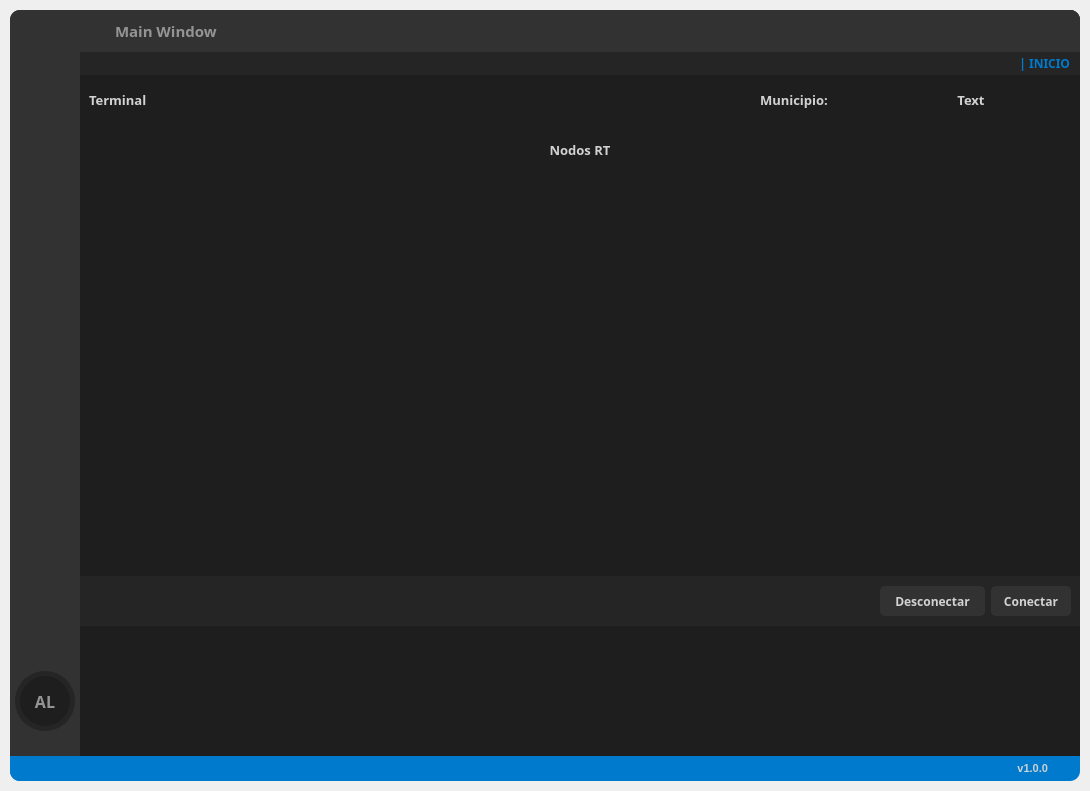
Old version of the form visuals/mainWindow.ui in the repository dariolggomez/NET-Simulator.
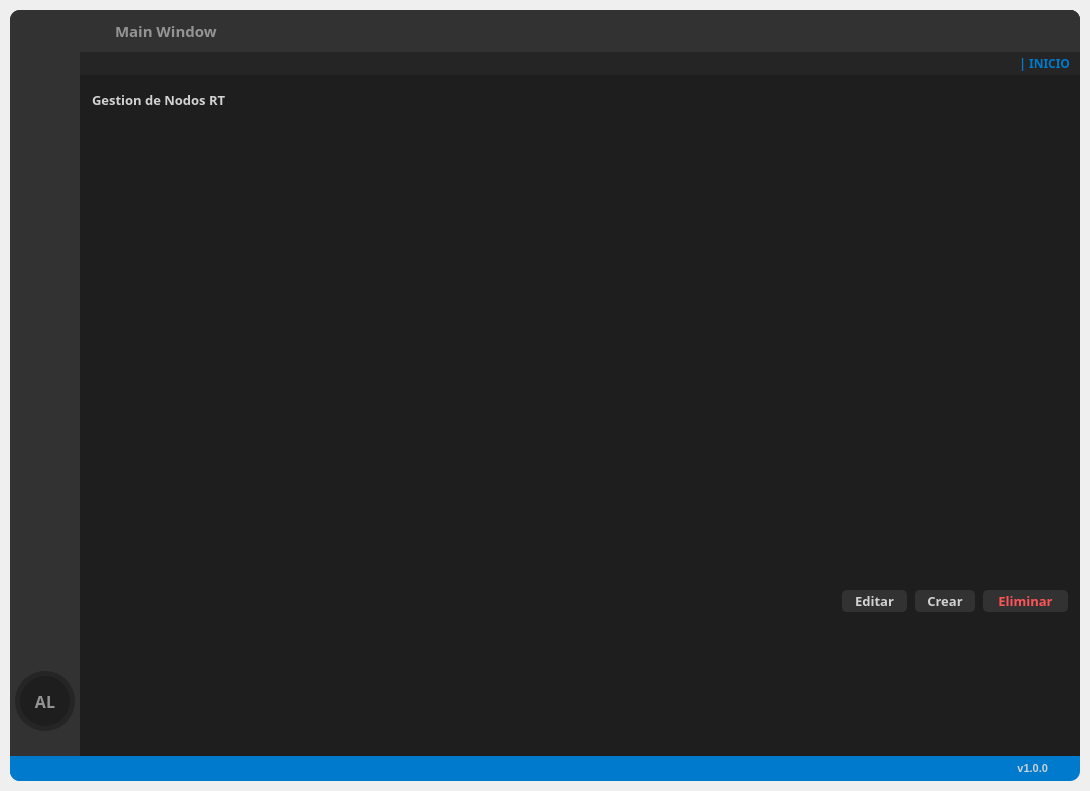
New version of the form. Icons and pictures are not drawn.

Commit message: ui updated for rt node management

Diff of the .ui file:
```diff
--- a/visuals/mainWindow.ui
+++ b/visuals/mainWindow.ui
@@ -1103,7 +1103,7 @@
 color: rgb(210, 210, 210);</string>
                   </property>
                   <property name="currentIndex">
-                   <number>0</number>
+                   <number>1</number>
                   </property>
                   <widget class="QWidget" name="page_home">
                    <layout class="QVBoxLayout" name="verticalLayout_10">
@@ -1188,7 +1188,7 @@
                              </font>
                             </property>
                             <property name="text">
-                             <string>Terminal</string>
+                             <string>Nodo en uso</string>
                             </property>
                             <property name="alignment">
                              <set>Qt::AlignLeading|Qt::AlignLeft|Qt::AlignVCenter</set>
@@ -1850,6 +1850,637 @@
                     </item>
                    </layout>
                   </widget>
+                  <widget class="QWidget" name="page_rt_nodes">
+                   <layout class="QVBoxLayout" name="verticalLayout_19">
+                    <property name="spacing">
+                     <number>0</number>
+                    </property>
+                    <property name="leftMargin">
+                     <number>0</number>
+                    </property>
+                    <property name="topMargin">
+                     <number>0</number>
+                    </property>
+                    <property name="rightMargin">
+                     <number>0</number>
+                    </property>
+                    <property name="bottomMargin">
+                     <number>0</number>
+                    </property>
+                    <item>
+                     <widget class="QFrame" name="page_rt_content">
+                      <property name="frameShape">
+                       <enum>QFrame::NoFrame</enum>
+                      </property>
+                      <property name="frameShadow">
+                       <enum>QFrame::Raised</enum>
+                      </property>
+                      <layout class="QVBoxLayout" name="verticalLayout_20">
+                       <property name="spacing">
+                        <number>0</number>
+                       </property>
+                       <property name="leftMargin">
+                        <number>0</number>
+                       </property>
+                       <property name="topMargin">
+                        <number>0</number>
+                       </property>
+                       <property name="rightMargin">
+                        <number>0</number>
+                       </property>
+                       <property name="bottomMargin">
+                        <number>0</number>
+                       </property>
+                       <item>
+                        <widget class="QFrame" name="frame_3">
+                         <property name="maximumSize">
+                          <size>
+                           <width>16777215</width>
+                           <height>50</height>
+                          </size>
+                         </property>
+                         <property name="styleSheet">
+                          <string notr="true">background-color: rgb(30, 30, 30);</string>
+                         </property>
+                         <property name="frameShape">
+                          <enum>QFrame::NoFrame</enum>
+                         </property>
+                         <property name="frameShadow">
+                          <enum>QFrame::Raised</enum>
+                         </property>
+                         <layout class="QHBoxLayout" name="horizontalLayout_17">
+                          <property name="leftMargin">
+                           <number>12</number>
+                          </property>
+                          <property name="topMargin">
+                           <number>0</number>
+                          </property>
+                          <property name="rightMargin">
+                           <number>0</number>
+                          </property>
+                          <property name="bottomMargin">
+                           <number>0</number>
+                          </property>
+                          <item>
+                           <widget class="QLabel" name="label">
+                            <property name="font">
+                             <font>
+                              <family>Segoe UI Semibold</family>
+                              <pointsize>10</pointsize>
+                              <weight>75</weight>
+                              <bold>true</bold>
+                             </font>
+                            </property>
+                            <property name="text">
+                             <string>Gestion de Nodos RT</string>
+                            </property>
+                           </widget>
+                          </item>
+                         </layout>
+                        </widget>
+                       </item>
+                       <item>
+                        <widget class="QFrame" name="frame_5">
+                         <property name="frameShape">
+                          <enum>QFrame::NoFrame</enum>
+                         </property>
+                         <property name="frameShadow">
+                          <enum>QFrame::Raised</enum>
+                         </property>
+                         <layout class="QVBoxLayout" name="verticalLayout_26">
+                          <property name="leftMargin">
+                           <number>0</number>
+                          </property>
+                          <property name="topMargin">
+                           <number>0</number>
+                          </property>
+                          <property name="rightMargin">
+                           <number>0</number>
+                          </property>
+                          <property name="bottomMargin">
+                           <number>0</number>
+                          </property>
+                          <item>
+                           <widget class="QTableWidget" name="rtNodeManagementTable">
+                            <property name="enabled">
+                             <bool>true</bool>
+                            </property>
+                            <property name="sizePolicy">
+                             <sizepolicy hsizetype="Preferred" vsizetype="Preferred">
+                              <horstretch>0</horstretch>
+                              <verstretch>0</verstretch>
+                             </sizepolicy>
+                            </property>
+                            <property name="maximumSize">
+                             <size>
+                              <width>99999</width>
+                              <height>1000</height>
+                             </size>
+                            </property>
+                            <property name="palette">
+                             <palette>
+                              <active>
+                               <colorrole role="WindowText">
+                                <brush brushstyle="SolidPattern">
+                                 <color alpha="255">
+                                  <red>210</red>
+                                  <green>210</green>
+                                  <blue>210</blue>
+                                 </color>
+                                </brush>
+                               </colorrole>
+                               <colorrole role="Button">
+                                <brush brushstyle="SolidPattern">
+                                 <color alpha="255">
+                                  <red>30</red>
+                                  <green>30</green>
+                                  <blue>30</blue>
+                                 </color>
+                                </brush>
+                               </colorrole>
+                               <colorrole role="Text">
+                                <brush brushstyle="SolidPattern">
+                                 <color alpha="255">
+                                  <red>210</red>
+                                  <green>210</green>
+                                  <blue>210</blue>
+                                 </color>
+                                </brush>
+                               </colorrole>
+                               <colorrole role="ButtonText">
+                                <brush brushstyle="SolidPattern">
+                                 <color alpha="255">
+                                  <red>210</red>
+                                  <green>210</green>
+                                  <blue>210</blue>
+                                 </color>
+                                </brush>
+                               </colorrole>
+                               <colorrole role="Base">
+                                <brush brushstyle="SolidPattern">
+                                 <color alpha="255">
+                                  <red>30</red>
+                                  <green>30</green>
+                                  <blue>30</blue>
+                                 </color>
+                                </brush>
+                               </colorrole>
+                               <colorrole role="Window">
+                                <brush brushstyle="SolidPattern">
+                                 <color alpha="255">
+                                  <red>30</red>
+                                  <green>30</green>
+                                  <blue>30</blue>
+                                 </color>
+                                </brush>
+                               </colorrole>
+                               <colorrole role="PlaceholderText">
+                                <brush brushstyle="NoBrush">
+                                 <color alpha="128">
+                                  <red>210</red>
+                                  <green>210</green>
+                                  <blue>210</blue>
+                                 </color>
+                                </brush>
+                               </colorrole>
+                              </active>
+                              <inactive>
+                               <colorrole role="WindowText">
+                                <brush brushstyle="SolidPattern">
+                                 <color alpha="255">
+                                  <red>210</red>
+                                  <green>210</green>
+                                  <blue>210</blue>
+                                 </color>
+                                </brush>
+                               </colorrole>
+                               <colorrole role="Button">
+                                <brush brushstyle="SolidPattern">
+                                 <color alpha="255">
+                                  <red>30</red>
+                                  <green>30</green>
+                                  <blue>30</blue>
+                                 </color>
+                                </brush>
+                               </colorrole>
+                               <colorrole role="Text">
+                                <brush brushstyle="SolidPattern">
+                                 <color alpha="255">
+                                  <red>210</red>
+                                  <green>210</green>
+                                  <blue>210</blue>
+                                 </color>
+                                </brush>
+                               </colorrole>
+                               <colorrole role="ButtonText">
+                                <brush brushstyle="SolidPattern">
+                                 <color alpha="255">
+                                  <red>210</red>
+                                  <green>210</green>
+                                  <blue>210</blue>
+                                 </color>
+                                </brush>
+                               </colorrole>
+                               <colorrole role="Base">
+                                <brush brushstyle="SolidPattern">
+                                 <color alpha="255">
+                                  <red>30</red>
+                                  <green>30</green>
+                                  <blue>30</blue>
+                                 </color>
+                                </brush>
+                               </colorrole>
+                               <colorrole role="Window">
+                                <brush brushstyle="SolidPattern">
+                                 <color alpha="255">
+                                  <red>30</red>
+                                  <green>30</green>
+                                  <blue>30</blue>
+                                 </color>
+                                </brush>
+                               </colorrole>
+                               <colorrole role="PlaceholderText">
+                                <brush brushstyle="NoBrush">
+                                 <color alpha="128">
+                                  <red>210</red>
+                                  <green>210</green>
+                                  <blue>210</blue>
+                                 </color>
+                                </brush>
+                               </colorrole>
+                              </inactive>
+                              <disabled>
+                               <colorrole role="WindowText">
+                                <brush brushstyle="SolidPattern">
+                                 <color alpha="255">
+                                  <red>210</red>
+                                  <green>210</green>
+                                  <blue>210</blue>
+                                 </color>
+                                </brush>
+                               </colorrole>
+                               <colorrole role="Button">
+                                <brush brushstyle="SolidPattern">
+                                 <color alpha="255">
+                                  <red>30</red>
+                                  <green>30</green>
+                                  <blue>30</blue>
+                                 </color>
+                                </brush>
+                               </colorrole>
+                               <colorrole role="Text">
+                                <brush brushstyle="SolidPattern">
+                                 <color alpha="255">
+                                  <red>210</red>
+                                  <green>210</green>
+                                  <blue>210</blue>
+                                 </color>
+                                </brush>
+                               </colorrole>
+                               <colorrole role="ButtonText">
+                                <brush brushstyle="SolidPattern">
+                                 <color alpha="255">
+                                  <red>210</red>
+                                  <green>210</green>
+                                  <blue>210</blue>
+                                 </color>
+                                </brush>
+                               </colorrole>
+                               <colorrole role="Base">
+                                <brush brushstyle="SolidPattern">
+                                 <color alpha="255">
+                                  <red>30</red>
+                                  <green>30</green>
+                                  <blue>30</blue>
+                                 </color>
+                                </brush>
+                               </colorrole>
+                               <colorrole role="Window">
+                                <brush brushstyle="SolidPattern">
+                                 <color alpha="255">
+                                  <red>30</red>
+                                  <green>30</green>
+                                  <blue>30</blue>
+                                 </color>
+                                </brush>
+                               </colorrole>
+                               <colorrole role="PlaceholderText">
+                                <brush brushstyle="NoBrush">
+                                 <color alpha="128">
+                                  <red>210</red>
+                                  <green>210</green>
+                                  <blue>210</blue>
+                                 </color>
+                                </brush>
+                               </colorrole>
+                              </disabled>
+                             </palette>
+                            </property>
+                            <property name="styleSheet">
+                             <string notr="true">QTableWidget {	
+	background-color: rgb(30, 30, 30);
+	padding: 10px;
+	border-radius: 0px;
+	gridline-color: rgb(44, 49, 60);
+	/*border-bottom: 1px solid rgb(44, 49, 60);*/
+	border-top-left-radius: 0px;
+	border-top-right-radius: 0px;
+}
+QTableWidget::item{
+	border-color: rgb(44, 49, 60);
+	padding-left: 5px;
+	padding-right: 5px;
+	gridline-color: rgb(44, 49, 60);
+}
+QTableWidget::item:selected{
+	background-color: rgb(85, 170, 255);
+}
+QScrollBar:horizontal {
+    border: none;
+    background: rgb(52, 59, 72);
+    height: 14px;
+    margin: 0px 21px 0 21px;
+	border-radius: 0px;
+}
+ QScrollBar:vertical {
+	border: none;
+    background: rgb(52, 59, 72);
+    width: 14px;
+    margin: 21px 0 21px 0;
+	border-radius: 0px;
+ }
+QHeaderView::section{
+	Background-color: rgb(39, 44, 54);
+	max-width: 30px;
+	border: 1px solid rgb(44, 49, 60);
+	border-style: none;
+    border-bottom: 1px solid rgb(44, 49, 60);
+    border-right: 1px solid rgb(44, 49, 60);
+}
+QTableWidget::horizontalHeader {	
+	background-color: rgb(81, 255, 0);
+}
+QHeaderView::section:horizontal
+{
+    border: 1px solid rgb(32, 34, 42);
+	background-color: rgb(27, 29, 35);
+	padding: 3px;
+	border-top-left-radius: 7px;
+    border-top-right-radius: 7px;
+}
+QHeaderView::section:vertical
+{
+    border: 1px solid rgb(44, 49, 60);
+}
+</string>
+                            </property>
+                            <property name="frameShape">
+                             <enum>QFrame::NoFrame</enum>
+                            </property>
+                            <property name="verticalScrollBarPolicy">
+                             <enum>Qt::ScrollBarAsNeeded</enum>
+                            </property>
+                            <property name="horizontalScrollBarPolicy">
+                             <enum>Qt::ScrollBarAsNeeded</enum>
+                            </property>
+                            <property name="sizeAdjustPolicy">
+                             <enum>QAbstractScrollArea::AdjustToContents</enum>
+                            </property>
+                            <property name="autoScroll">
+                             <bool>true</bool>
+                            </property>
+                            <property name="autoScrollMargin">
+                             <number>16</number>
+                            </property>
+                            <property name="editTriggers">
+                             <set>QAbstractItemView::NoEditTriggers</set>
+                            </property>
+                            <property name="alternatingRowColors">
+                             <bool>false</bool>
+                            </property>
+                            <property name="selectionMode">
+                             <enum>QAbstractItemView::SingleSelection</enum>
+                            </property>
+                            <property name="selectionBehavior">
+                             <enum>QAbstractItemView::SelectRows</enum>
+                            </property>
+                            <property name="verticalScrollMode">
+                             <enum>QAbstractItemView::ScrollPerPixel</enum>
+                            </property>
+                            <property name="showGrid">
+                             <bool>true</bool>
+                            </property>
+                            <property name="gridStyle">
+                             <enum>Qt::SolidLine</enum>
+                            </property>
+                            <property name="sortingEnabled">
+                             <bool>false</bool>
+                            </property>
+                            <property name="wordWrap">
+                             <bool>true</bool>
+                            </property>
+                            <property name="rowCount">
+                             <number>0</number>
+                            </property>
+                            <attribute name="horizontalHeaderVisible">
+                             <bool>false</bool>
+                            </attribute>
+                            <attribute name="horizontalHeaderCascadingSectionResizes">
+                             <bool>false</bool>
+                            </attribute>
+                            <attribute name="horizontalHeaderDefaultSectionSize">
+                             <number>200</number>
+                            </attribute>
+                            <attribute name="horizontalHeaderStretchLastSection">
+                             <bool>true</bool>
+                            </attribute>
+                            <attribute name="verticalHeaderVisible">
+                             <bool>false</bool>
+                            </attribute>
+                            <attribute name="verticalHeaderCascadingSectionResizes">
+                             <bool>false</bool>
+                            </attribute>
+                            <attribute name="verticalHeaderMinimumSectionSize">
+                             <number>30</number>
+                            </attribute>
+                            <attribute name="verticalHeaderDefaultSectionSize">
+                             <number>30</number>
+                            </attribute>
+                            <attribute name="verticalHeaderHighlightSections">
+                             <bool>false</bool>
+                            </attribute>
+                            <attribute name="verticalHeaderStretchLastSection">
+                             <bool>false</bool>
+                            </attribute>
+                           </widget>
+                          </item>
+                         </layout>
+                        </widget>
+                       </item>
+                       <item>
+                        <widget class="QFrame" name="frame_6">
+                         <property name="maximumSize">
+                          <size>
+                           <width>16777215</width>
+                           <height>50</height>
+                          </size>
+                         </property>
+                         <property name="styleSheet">
+                          <string notr="true">background-color: rgb(30, 30, 30);</string>
+                         </property>
+                         <property name="frameShape">
+                          <enum>QFrame::NoFrame</enum>
+                         </property>
+                         <property name="frameShadow">
+                          <enum>QFrame::Raised</enum>
+                         </property>
+                         <layout class="QHBoxLayout" name="horizontalLayout_16">
+                          <property name="spacing">
+                           <number>8</number>
+                          </property>
+                          <property name="leftMargin">
+                           <number>0</number>
+                          </property>
+                          <property name="topMargin">
+                           <number>0</number>
+                          </property>
+                          <property name="rightMargin">
+                           <number>12</number>
+                          </property>
+                          <property name="bottomMargin">
+                           <number>0</number>
+                          </property>
+                          <item>
+                           <spacer name="horizontalSpacer_8">
+                            <property name="orientation">
+                             <enum>Qt::Horizontal</enum>
+                            </property>
+                            <property name="sizeHint" stdset="0">
+                             <size>
+                              <width>751</width>
+                              <height>20</height>
+                             </size>
+                            </property>
+                           </spacer>
+                          </item>
+                          <item>
+                           <widget class="QPushButton" name="pushButton_4">
+                            <property name="minimumSize">
+                             <size>
+                              <width>65</width>
+                              <height>0</height>
+                             </size>
+                            </property>
+                            <property name="font">
+                             <font>
+                              <family>Segoe UI Semibold</family>
+                              <pointsize>10</pointsize>
+                              <weight>75</weight>
+                              <bold>true</bold>
+                             </font>
+                            </property>
+                            <property name="styleSheet">
+                             <string notr="true">QPushButton {
+	border: 2px solid rgb(50, 50, 51);
+	border-radius: 5px;	
+	background-color: rgb(50, 50, 51);
+}
+QPushButton:hover {
+	background-color: rgb(56, 56, 57);
+	border: 2px solid rgb(56, 56, 57);
+}
+QPushButton:pressed {	
+	background-color: rgb(56, 56, 57);
+	border: 1px solid rgb(0, 122, 204);
+}</string>
+                            </property>
+                            <property name="text">
+                             <string>Editar</string>
+                            </property>
+                           </widget>
+                          </item>
+                          <item>
+                           <widget class="QPushButton" name="pushButton_3">
+                            <property name="minimumSize">
+                             <size>
+                              <width>60</width>
+                              <height>0</height>
+                             </size>
+                            </property>
+                            <property name="font">
+                             <font>
+                              <family>Segoe UI Semibold</family>
+                              <pointsize>10</pointsize>
+                              <weight>75</weight>
+                              <bold>true</bold>
+                             </font>
+                            </property>
+                            <property name="styleSheet">
+                             <string notr="true">QPushButton {
+	border: 2px solid rgb(50, 50, 51);
+	border-radius: 5px;	
+	background-color: rgb(50, 50, 51);
+}
+QPushButton:hover {
+	background-color: rgb(56, 56, 57);
+	border: 2px solid rgb(56, 56, 57);
+}
+QPushButton:pressed {	
+	background-color: rgb(56, 56, 57);
+	border: 1px solid rgb(0, 122, 204);
+}</string>
+                            </property>
+                            <property name="text">
+                             <string>Crear</string>
+                            </property>
+                           </widget>
+                          </item>
+                          <item>
+                           <widget class="QPushButton" name="pushButton_5">
+                            <property name="minimumSize">
+                             <size>
+                              <width>85</width>
+                              <height>0</height>
+                             </size>
+                            </property>
+                            <property name="font">
+                             <font>
+                              <family>Segoe UI Semibold</family>
+                              <pointsize>10</pointsize>
+                              <weight>75</weight>
+                              <bold>true</bold>
+                             </font>
+                            </property>
+                            <property name="styleSheet">
+                             <string notr="true">QPushButton {
+	border: 2px solid rgb(50, 50, 51);
+	border-radius: 5px;	
+	background-color: rgb(50, 50, 51);
+	color: rgb(255, 84, 87);
+}
+QPushButton:hover {
+	background-color: rgb(193, 59, 59);
+	border: 1px solid rgb(193, 59, 59);
+	color: rgb(210, 210, 210);
+}
+QPushButton:pressed {	
+	background-color: rgb(220, 67, 67);
+	border: 1px solid rgb(220, 67, 67);
+}</string>
+                            </property>
+                            <property name="text">
+                             <string>Eliminar</string>
+                            </property>
+                           </widget>
+                          </item>
+                         </layout>
+                        </widget>
+                       </item>
+                      </layout>
+                     </widget>
+                    </item>
+                   </layout>
+                  </widget>
                   <widget class="QWidget" name="page_users">
                    <layout class="QVBoxLayout" name="verticalLayout_16">
                     <property name="leftMargin">
```
Left out of the diff: 4 changed lines with no effect on the pictures. The commit also changes 2 other files.
